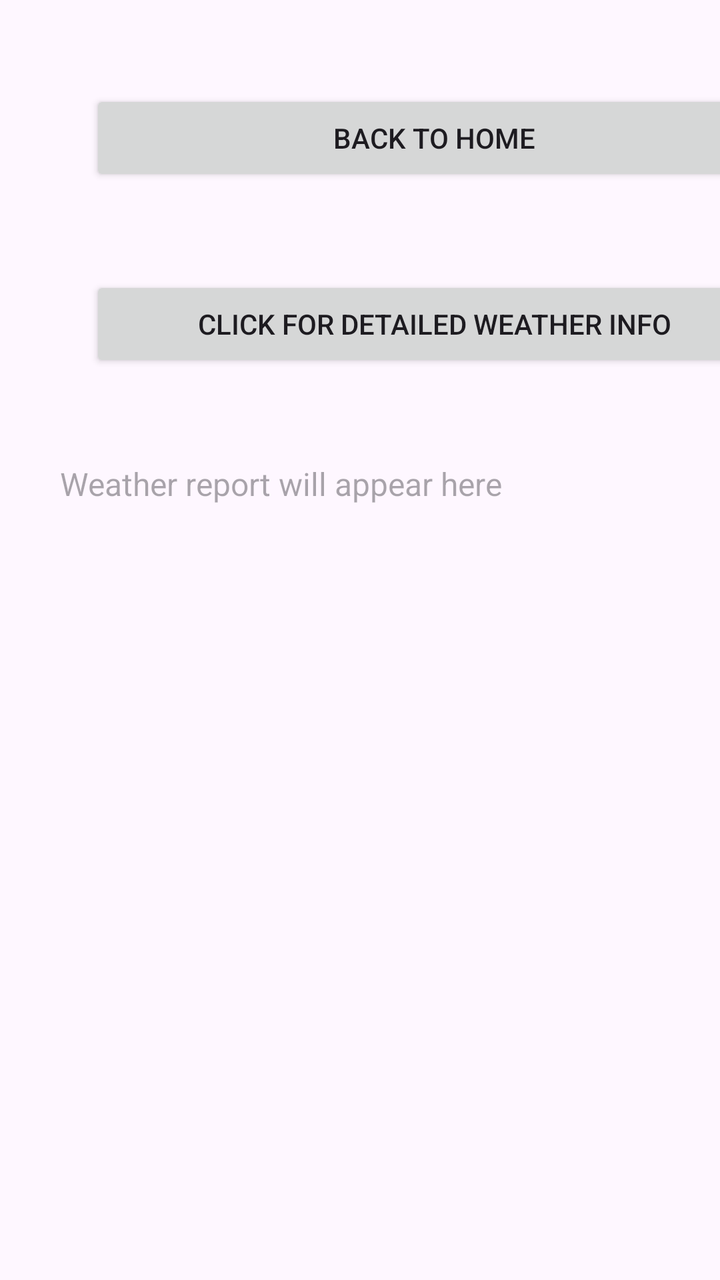
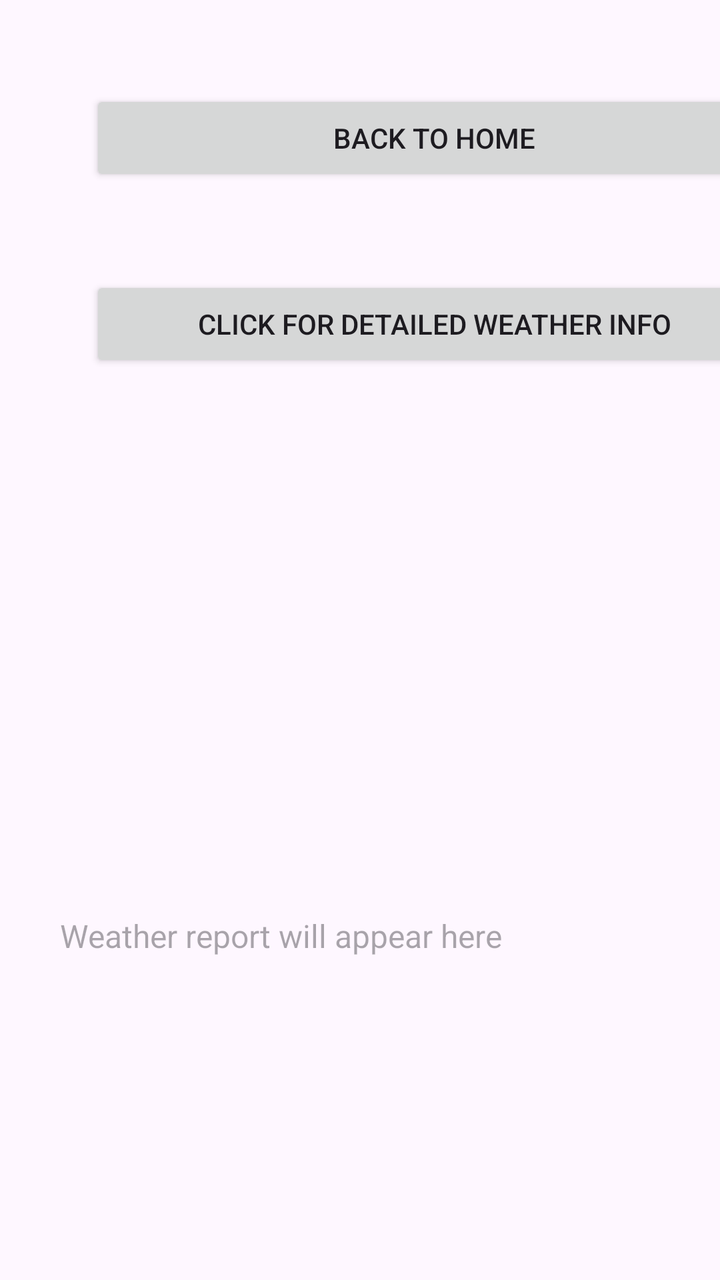

Screens rendered from an Android XML layout before and after an edit, with the pre-edit source and the edit as a unified diff.
<!-- AndroidManifest.xml: application theme Theme.ArrayIceTask1 -->
<!-- res/layout/results_screen.xml -->
<?xml version="1.0" encoding="utf-8"?>
<LinearLayout xmlns:android="http://schemas.android.com/apk/res/android"
    xmlns:tools="http://schemas.android.com/tools"
    android:id="@+id/results"
    android:layout_width="match_parent"
    android:layout_height="match_parent"
    android:orientation="vertical"
    tools:context=".ResultsScreen">>

    <Button
        android:id="@+id/btnBack"
        android:layout_width="344dp"
        android:layout_height="wrap_content"
        android:text="Back to Home"
        android:layout_marginLeft="45dp"
        android:layout_marginTop="45dp" />

    <Button
        android:id="@+id/btnWeather"
        android:layout_width="344dp"
        android:layout_height="wrap_content"
        android:text="Click for detailed weather info"
        android:layout_marginLeft="45dp"
        android:layout_marginTop="45dp" />

    <TextView
        android:id="@+id/txtWeather"
        android:layout_marginTop="45dp"
        android:hint="Weather report will appear here"
        android:layout_width="300dp"
        android:layout_height="match_parent"
        android:layout_gravity="center"
        android:textSize="16dp"/>




</LinearLayout>
<!-- resources referenced by this layout -->
<resources>
  <style name="Theme.ArrayIceTask1" parent="Base.Theme.ArrayIceTask1" />
  <style name="Base.Theme.ArrayIceTask1" parent="Theme.Material3.DayNight.NoActionBar">
          
          
      </style>
</resources>

<!-- the commit's change to res/layout/results_screen.xml (unified diff, before → after) -->
@@ -23,6 +23,13 @@
         android:layout_marginLeft="45dp"
         android:layout_marginTop="45dp" />
 
+    <ScrollView
+        android:layout_width="match_parent"
+        android:layout_height="0dp"
+        android:layout_marginTop="20dp"
+        android:textStyle="bold"
+        android:layout_weight="1">
+
     <TextView
         android:id="@+id/txtWeather"
         android:layout_marginTop="45dp"
@@ -32,6 +39,8 @@
         android:layout_gravity="center"
         android:textSize="16dp"/>
 
+    </ScrollView>
+
 
 
 
